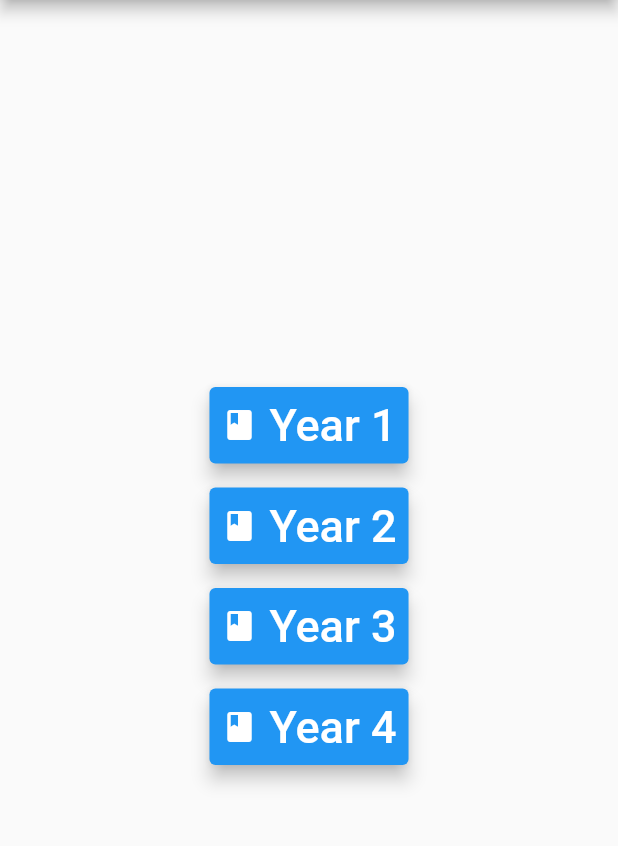
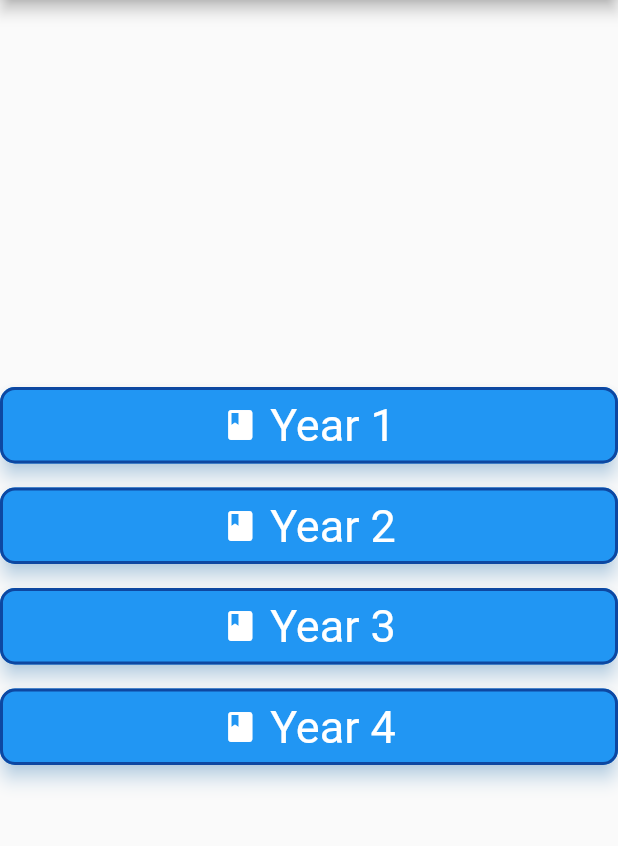
Before and after one commit to dnprasad17/ayush_textbooks, a Flutter app: the screen it shows after launch, after a tap on "Ayurveda", on a phone screen of 412 x 824 dp, the part 84-930 px from its top. Run offline on Flutter 3.47's test engine with Material 2 defaults, Android fonts, the phone set to English and light mode, and no system bars.

Commit message:
Lets start

```diff
--- a/lib/P1.dart
+++ b/lib/P1.dart
@@ -1,7 +1,7 @@
 import 'package:flutter/material.dart';
 
 class P1 extends StatelessWidget {
-  const P1({super.key});
+  const P1({Key? key});
 
   @override
   Widget build(BuildContext context) {
@@ -16,75 +16,87 @@ class P1 extends StatelessWidget {
           child: Column(
             mainAxisAlignment: MainAxisAlignment.center,
             children: [
-              IntrinsicWidth(
-                child: ElevatedButton(
+              ElevatedButton(
                 onPressed: () {
                   Navigator.pushNamed(context, 'P2');
                 },
                 style: ElevatedButton.styleFrom(
-                    backgroundColor: Colors.blue, // Background color
-                    foregroundColor: Colors.white, // Text color
+                  shape: RoundedRectangleBorder(
+                    borderRadius: BorderRadius.circular(10), // Button shape
+                  ),
+                  primary: Colors.blue, // Background color
+                  onPrimary: Colors.white, // Text color
                   elevation: 5, // Elevation
                   padding: EdgeInsets.symmetric(
                       horizontal: 8, vertical: 16), // Padding
+                  shadowColor: Colors.blue.withOpacity(0.5), // Shadow color
+                  textStyle: TextStyle(fontSize: 20), // Text style
+                  minimumSize: Size(150, 50), // Minimum button size
+                  side: BorderSide(color: Colors.blue.shade900, width: 2), // Border
                 ),
                 child: Row(
                   mainAxisAlignment: MainAxisAlignment.center,
                   children: [
                     Icon(Icons.school), // Icon
-                      SizedBox(
-                          width: 8), // Add some space between icon and text
-                      Text('Ayurveda', style: TextStyle(fontSize: 20)), // Text
+                    SizedBox(width: 8), // Add some space between icon and text
+                    Text('Ayurveda'), // Text
                   ],
                 ),
               ),
-              ),
               SizedBox(height: 16),
-              IntrinsicWidth(
-                child: ElevatedButton(
+              ElevatedButton(
                 onPressed: () {
                   Navigator.pushNamed(context, 'P3');
                 },
                 style: ElevatedButton.styleFrom(
-                    backgroundColor: Colors.blue, // Background color
-                    foregroundColor: Colors.white, // Text color
+                  shape: RoundedRectangleBorder(
+                    borderRadius: BorderRadius.circular(10), // Button shape
+                  ),
+                  primary: Colors.blue, // Background color
+                  onPrimary: Colors.white, // Text color
                   elevation: 5, // Elevation
                   padding: EdgeInsets.symmetric(
                       horizontal: 8, vertical: 16), // Padding
+                  shadowColor: Colors.blue.withOpacity(0.5), // Shadow color
+                  textStyle: TextStyle(fontSize: 20), // Text style
+                  minimumSize: Size(150, 50), // Minimum button size
+                  side: BorderSide(color: Colors.blue.shade900, width: 2), // Border
                 ),
                 child: Row(
                   mainAxisAlignment: MainAxisAlignment.center,
                   children: [
                     Icon(Icons.school), // Icon
-                      SizedBox(
-                          width: 8), // Add some space between icon and text
-                      Text('Unani', style: TextStyle(fontSize: 20)), // Text
+                    SizedBox(width: 8), // Add some space between icon and text
+                    Text('Unani'), // Text
                   ],
                 ),
               ),
-              ),
               SizedBox(height: 16),
-              IntrinsicWidth(
-                child: ElevatedButton(
+              ElevatedButton(
                 onPressed: () {
                   Navigator.pushNamed(context, 'P4');
                 },
                 style: ElevatedButton.styleFrom(
-                    backgroundColor: Colors.blue, // Background color
-                    foregroundColor: Colors.white, // Text color
+                  shape: RoundedRectangleBorder(
+                    borderRadius: BorderRadius.circular(10), // Button shape
+                  ),
+                  primary: Colors.blue, // Background color
+                  onPrimary: Colors.white, // Text color
                   elevation: 5, // Elevation
                   padding: EdgeInsets.symmetric(
                       horizontal: 8, vertical: 16), // Padding
+                  shadowColor: Colors.blue.withOpacity(0.5), // Shadow color
+                  textStyle: TextStyle(fontSize: 20), // Text style
+                  minimumSize: Size(150, 50), // Minimum button size
+                  side: BorderSide(color: Colors.blue.shade900, width: 2), // Border
                 ),
                 child: Row(
                   mainAxisAlignment: MainAxisAlignment.center,
                   children: [
                     Icon(Icons.school), // Icon
-                      SizedBox(
-                          width: 8), // Add some space between icon and text
-                      Text('Siddha', style: TextStyle(fontSize: 20)), // Text
+                    SizedBox(width: 8), // Add some space between icon and text
+                    Text('Siddha'), // Text
                   ],
-                  ),
                 ),
               ),
             ],
--- a/lib/P2.dart
+++ b/lib/P2.dart
@@ -1,7 +1,7 @@
 import 'package:flutter/material.dart';
 
 class P2 extends StatelessWidget {
-  const P2({super.key});
+  const P2({Key? key});
 
   @override
   Widget build(BuildContext context) {
@@ -16,95 +16,111 @@ class P2 extends StatelessWidget {
           child: Column(
             mainAxisAlignment: MainAxisAlignment.center,
             children: [
-              IntrinsicWidth(
-                child: ElevatedButton(
+              ElevatedButton(
                 onPressed: () {
                   // Add your onPressed logic here
                 },
                 style: ElevatedButton.styleFrom(
+                  shape: RoundedRectangleBorder(
+                    borderRadius: BorderRadius.circular(10), // Button shape
+                  ),
                   primary: Colors.blue, // Background color
                   onPrimary: Colors.white, // Text color
                   elevation: 5, // Elevation
                   padding: EdgeInsets.all(8), // Padding
+                  shadowColor: Colors.blue.withOpacity(0.5), // Shadow color
+                  textStyle: TextStyle(fontSize: 30), // Text style
+                  minimumSize: Size(150, 50), // Minimum button size
+                  side: BorderSide(color: Colors.blue.shade900, width: 2), // Border
                 ),
                 child: Row(
                   mainAxisAlignment: MainAxisAlignment.center,
                   children: [
                     Icon(Icons.book), // Book icon
-                      SizedBox(
-                          width: 8), // Add some space between icon and text
-                      Text('Year 1', style: TextStyle(fontSize: 30)), // Text
+                    SizedBox(width: 8), // Add some space between icon and text
+                    Text('Year 1'), // Text
                   ],
                 ),
               ),
-              ),
               SizedBox(height: 16),
-              IntrinsicWidth(
-                child: ElevatedButton(
+              ElevatedButton(
                 onPressed: () {
                   // Add your onPressed logic here
                 },
                 style: ElevatedButton.styleFrom(
+                  shape: RoundedRectangleBorder(
+                    borderRadius: BorderRadius.circular(10), // Button shape
+                  ),
                   primary: Colors.blue, // Background color
                   onPrimary: Colors.white, // Text color
                   elevation: 5, // Elevation
                   padding: EdgeInsets.all(8), // Padding
+                  shadowColor: Colors.blue.withOpacity(0.5), // Shadow color
+                  textStyle: TextStyle(fontSize: 30), // Text style
+                  minimumSize: Size(150, 50), // Minimum button size
+                  side: BorderSide(color: Colors.blue.shade900, width: 2), // Border
                 ),
                 child: Row(
                   mainAxisAlignment: MainAxisAlignment.center,
                   children: [
                     Icon(Icons.book), // Book icon
-                      SizedBox(
-                          width: 8), // Add some space between icon and text
-                      Text('Year 2', style: TextStyle(fontSize: 30)), // Text
+                    SizedBox(width: 8), // Add some space between icon and text
+                    Text('Year 2'), // Text
                   ],
                 ),
               ),
-              ),
               SizedBox(height: 16),
-              IntrinsicWidth(
-                child: ElevatedButton(
+              ElevatedButton(
                 onPressed: () {
                   // Add your onPressed logic here
                 },
                 style: ElevatedButton.styleFrom(
+                  shape: RoundedRectangleBorder(
+                    borderRadius: BorderRadius.circular(10), // Button shape
+                  ),
                   primary: Colors.blue, // Background color
                   onPrimary: Colors.white, // Text color
                   elevation: 5, // Elevation
                   padding: EdgeInsets.all(8), // Padding
+                  shadowColor: Colors.blue.withOpacity(0.5), // Shadow color
+                  textStyle: TextStyle(fontSize: 30), // Text style
+                  minimumSize: Size(150, 50), // Minimum button size
+                  side: BorderSide(color: Colors.blue.shade900, width: 2), // Border
                 ),
                 child: Row(
                   mainAxisAlignment: MainAxisAlignment.center,
                   children: [
                     Icon(Icons.book), // Book icon
-                      SizedBox(
-                          width: 8), // Add some space between icon and text
-                      Text('Year 3', style: TextStyle(fontSize: 30)), // Text
+                    SizedBox(width: 8), // Add some space between icon and text
+                    Text('Year 3'), // Text
                   ],
                 ),
               ),
-              ),
               SizedBox(height: 16),
-              IntrinsicWidth(
-                child: ElevatedButton(
+              ElevatedButton(
                 onPressed: () {
                   // Add your onPressed logic here
                 },
                 style: ElevatedButton.styleFrom(
+                  shape: RoundedRectangleBorder(
+                    borderRadius: BorderRadius.circular(10), // Button shape
+                  ),
                   primary: Colors.blue, // Background color
                   onPrimary: Colors.white, // Text color
                   elevation: 5, // Elevation
                   padding: EdgeInsets.all(8), // Padding
+                  shadowColor: Colors.blue.withOpacity(0.5), // Shadow color
+                  textStyle: TextStyle(fontSize: 30), // Text style
+                  minimumSize: Size(150, 50), // Minimum button size
+                  side: BorderSide(color: Colors.blue.shade900, width: 2), // Border
                 ),
                 child: Row(
                   mainAxisAlignment: MainAxisAlignment.center,
                   children: [
                     Icon(Icons.book), // Book icon
-                      SizedBox(
-                          width: 8), // Add some space between icon and text
-                      Text('Year 4', style: TextStyle(fontSize: 30)), // Text
+                    SizedBox(width: 8), // Add some space between icon and text
+                    Text('Year 4'), // Text
                   ],
-                  ),
                 ),
               ),
             ],
```
Also changed, not shown: lib/P3.dart (+41 -25 lines), lib/P4.dart (+41 -25 lines), lib/phone.dart (added), pubspec.lock, 2 other files. Lines whose indentation alone changed are shown as unchanged.
